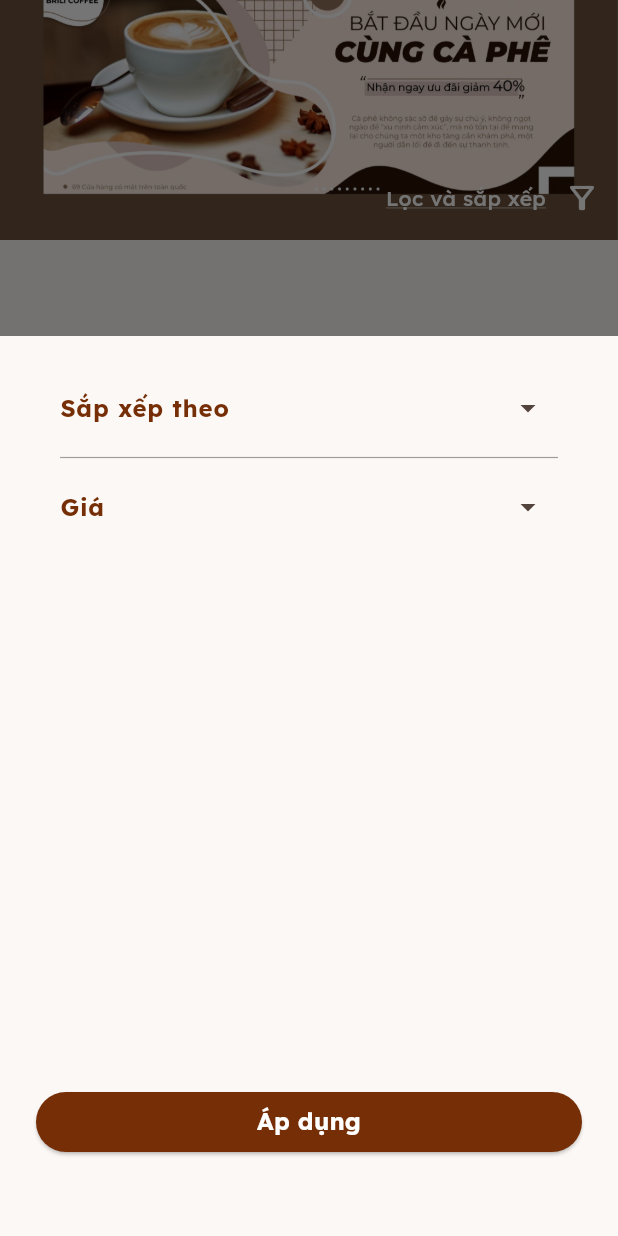
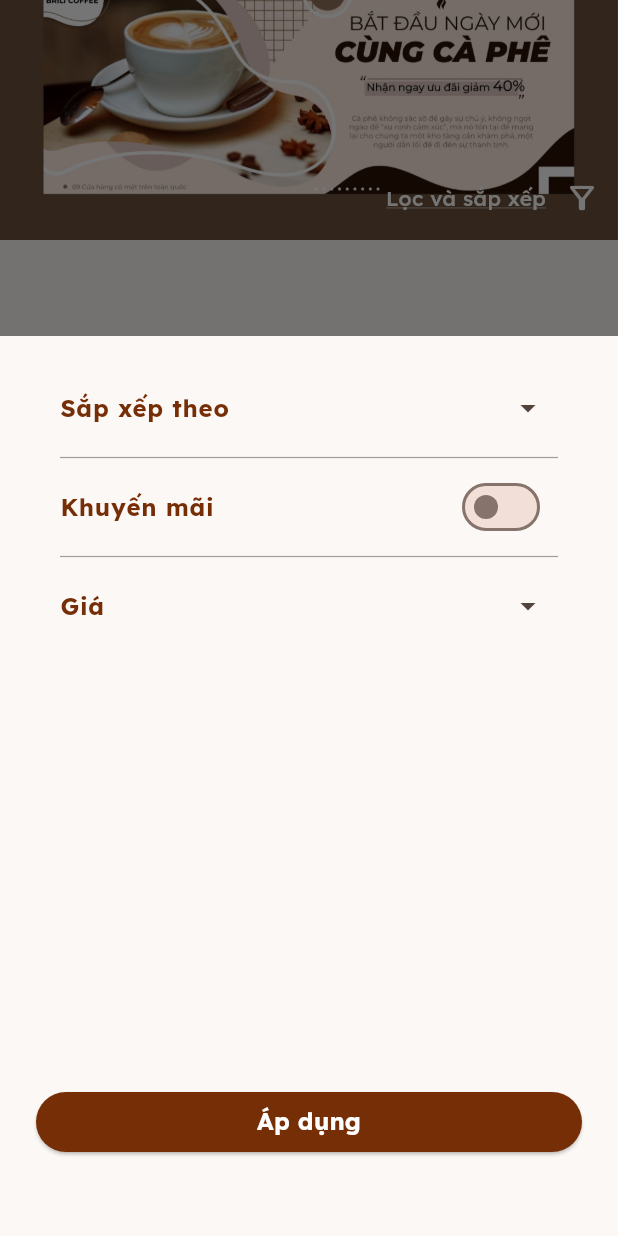
Before and after one commit to minhtun64/flutter-coffee-tea-shop-app, a Flutter app: the OrderProductTab screen opened directly with empty values, after a tap on "Lọc và sắp xếp", on a phone screen of 412 x 824 dp. Run offline on Flutter 3.47's test engine with Material 3 defaults, Android fonts, the phone set to English and light mode, and no system bars; our stand-ins replace carousel_slider, flutter_svg.

Commit message:
Add Sale Product Filter

```diff
--- a/lib/screens/order/widgets/order_sort_filter_modal.dart
+++ b/lib/screens/order/widgets/order_sort_filter_modal.dart
@@ -48,6 +48,8 @@ class _OrderSortFilterModalState extends State<OrderSortFilterModal> {
     _minPriceController.text = _minPrice.round().toString();
     _maxPriceController.text = _maxPrice.round().toString();
   }
+
+  bool filterByDiscount = false;
 
   // TextEditingController _minPriceController;
   // TextEditingController _maxPriceController;
@@ -140,6 +142,32 @@ class _OrderSortFilterModalState extends State<OrderSortFilterModal> {
                       },
                     ),
                   ],
+                  const Divider(
+                    color: Colors.grey,
+                    thickness: 0.8,
+                    height: 10,
+                    indent: 16.0, // Adjust the space on the left side
+                    endIndent: 16.0, // Adjust the space on the right side
+                  ),
+                  ListTile(
+                    title: const Text(AppStrings.promotion,
+                        style: AppTheme.body_Medium_Bold),
+                    trailing: Switch(
+                      value: filterByDiscount,
+                      onChanged: (value) {
+                        setState(() {
+                          filterByDiscount = value;
+                          // Thực hiện logic lọc sản phẩm dựa trên giảm giá ở đây
+                          // Có thể cập nhật danh sách sản phẩm theo trạng thái mới (filterByDiscount)
+                        });
+                      },
+                    ),
+                  ),
+                  // const Padding(
+                  //   padding: EdgeInsets.all(16.0),
+                  //   child: Text(AppStrings.promotion,
+                  //       style: AppTheme.body_Medium_Bold),
+                  // ),
                   const Divider(
                     color: Colors.grey,
                     thickness: 0.8,
@@ -289,6 +317,13 @@ class _OrderSortFilterModalState extends State<OrderSortFilterModal> {
       filteredItems.sort(
           (a, b) => double.parse(b.price).compareTo(double.parse(a.price)));
     }
+
+    // Lọc sản phẩm giảm giá
+    if (filterByDiscount) {
+      filteredItems =
+          filteredItems.where((product) => product.oriPrice != '').toList();
+    }
+
     // Lọc theo giá
     filteredItems = filteredItems.where((product) {
       if (product.price.isNotEmpty) {
@@ -298,8 +333,6 @@ class _OrderSortFilterModalState extends State<OrderSortFilterModal> {
       return false;
     }).toList();
 
-    print(filteredItems.length);
-
     // Gửi kết quả lọc đến OrderProductTab thông qua callback
     widget.onFilterApplied(filteredItems);
 
```
